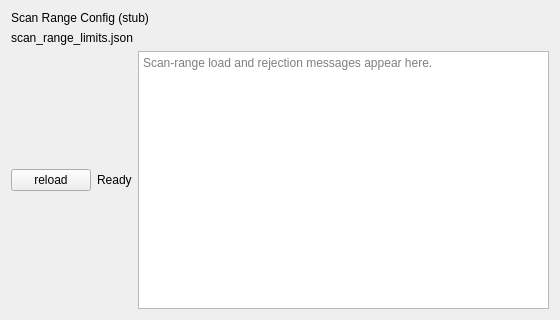
Before: the Qt Designer form core/ui/scan_range.ui in lictailer/zmeter, drawn with Qt 5.
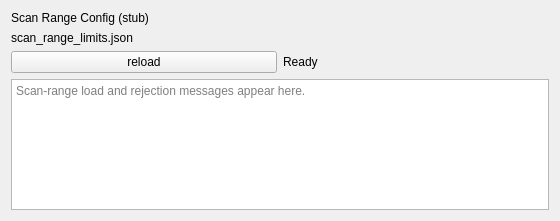
After: the same form once the commit is applied.

```diff
--- a/core/ui/scan_range.ui
+++ b/core/ui/scan_range.ui
@@ -7,7 +7,7 @@
     <x>0</x>
     <y>0</y>
     <width>560</width>
-    <height>320</height>
+    <height>221</height>
    </rect>
   </property>
   <property name="windowTitle">
@@ -50,14 +50,14 @@
        </property>
       </widget>
     </item>
+    </layout>
+   </item>
     <item>
      <widget class="QPlainTextEdit" name="log_plainTextEdit">
       <property name="placeholderText">
        <string>Scan-range load and rejection messages appear here.</string>
       </property>
      </widget>
-    </item>
-   </layout>
    </item>
   </layout>
  </widget>
```
Lines whose indentation alone changed are shown as unchanged.
